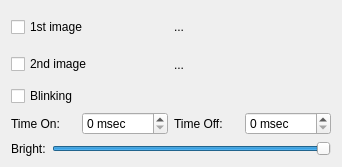
This is src/ui/displayoptions.ui in etengabeko/etwas as Qt 5 draws it before an edit. The edited form follows.
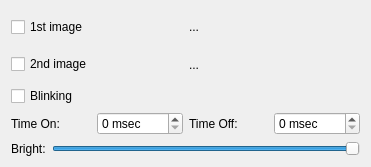
This is the edited form.

Patch:
```diff
--- a/src/ui/displayoptions.ui
+++ b/src/ui/displayoptions.ui
@@ -6,7 +6,7 @@
    <rect>
     <x>0</x>
     <y>0</y>
-    <width>342</width>
+    <width>371</width>
     <height>167</height>
    </rect>
   </property>
```
Left out of the diff: 8 changed lines with no effect on the pictures.
